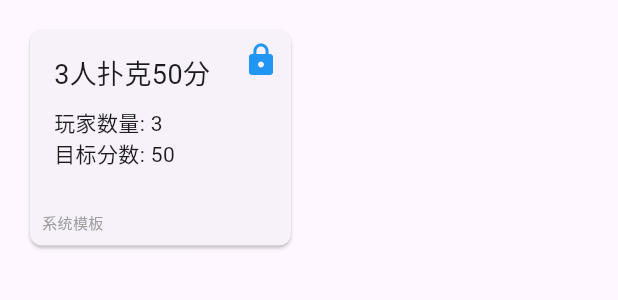
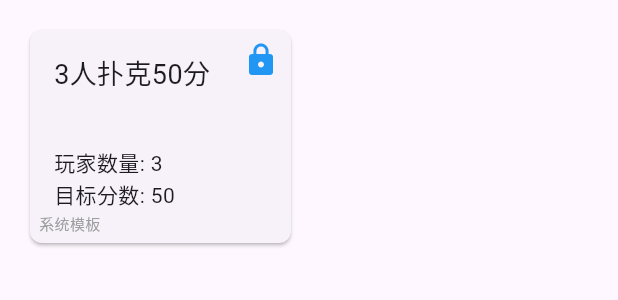
Before and after one commit to youzhiran/counters, a Flutter app: the TemplateScreen widget shown alone on an empty page, opened directly, on a phone screen of 412 x 824 dp. Shown: the top 300 px of the screen. Run offline on Flutter 3.47's test engine with Material 3 defaults, Android fonts, the phone set to English and light mode, and no system bars; our stand-ins replace hive, hive_flutter, package_info_plus; accounts and stored records are empty.

Commit message:
卡片布局自适应

```diff
--- a/lib/page/template.dart
+++ b/lib/page/template.dart
@@ -21,11 +21,11 @@ class TemplateScreen extends StatelessWidget {
         final templates = provider.templates;
         return GridView.builder(
           padding: EdgeInsets.all(16),
-          gridDelegate: SliverGridDelegateWithFixedCrossAxisCount(
-            crossAxisCount: 2,
+          gridDelegate: SliverGridDelegateWithMaxCrossAxisExtent(
+            maxCrossAxisExtent: 200, // 卡片最大宽度
+            mainAxisExtent: 150, // 直接指定卡片高度
             crossAxisSpacing: 16,
             mainAxisSpacing: 16,
-            childAspectRatio: 1.2,
           ),
           itemCount: templates.length,
           itemBuilder: (context, index) =>
@@ -53,11 +53,18 @@ class _TemplateCard extends StatelessWidget {
         child: Stack(
           children: [
             Padding(
-              padding: EdgeInsets.all(16),
+              padding: EdgeInsets.fromLTRB(16, 16, 16, 22),
               child: Column(
                 crossAxisAlignment: CrossAxisAlignment.start,
                 children: [
-                  Text(template.templateName, style: TextStyle(fontSize: 18)),
+                  Expanded(
+                    child: Text(
+                      template.templateName,
+                      style: TextStyle(fontSize: 18),
+                      maxLines: 2,
+                      overflow: TextOverflow.ellipsis,
+                    ),
+                  ),
                   SizedBox(height: 8),
                   Text('玩家数量: ${template.playerCount}'),
                   Text('目标分数: ${template.targetScore}'),
@@ -73,8 +80,8 @@ class _TemplateCard extends StatelessWidget {
                   : Icon(Icons.edit, color: Colors.green),
             ),
             Positioned(
-              left: 8,
-              bottom: 8,
+              left: 6,
+              bottom: 6,
               child: template.isSystemTemplate
                   ? Text('系统模板',
                       style: TextStyle(fontSize: 10, color: Colors.grey))
```
